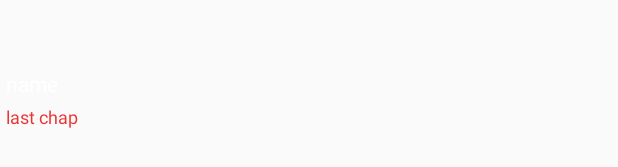
After one commit to dvphuit/Manga, an Android app: the layout manga_item.xml on its own in the app's theme, with its tools: preview values and no code run, on a phone screen of 412 x 824 dp. The commit adds this screen. Shown: the part 751-918 px from the top of the screen. Run offline under Robolectric (Android 15) with nearby library versions, the phone set to English and light mode, and no system bars.

Commit message:
add view

```diff
--- a/app/src/main/AndroidManifest.xml
+++ b/app/src/main/AndroidManifest.xml
@@ -3,6 +3,7 @@
     package="dvp.manga">
 
     <uses-permission android:name="android.permission.ACCESS_NETWORK_STATE" />
+
     <application
         android:allowBackup="true"
         android:icon="@mipmap/ic_launcher"
@@ -10,6 +11,7 @@
         android:roundIcon="@mipmap/ic_launcher_round"
         android:supportsRtl="true"
         android:theme="@style/AppTheme">
+        <activity android:name=".ui.home.MainActivity"></activity>
         <activity android:name=".MainActivity">
             <intent-filter>
                 <action android:name="android.intent.action.MAIN" />
--- a/app/src/main/java/dvp/manga/data/model/Manga.kt
+++ b/app/src/main/java/dvp/manga/data/model/Manga.kt
@@ -12,7 +12,8 @@ data class Manga(
     var name: String? = null,
     var cover: String? = null,
     var href: String? = null,
-    var genres: String? = null
+    var genres: String? = null,
+    var last_chap: String? = null
 ){
     @PrimaryKey(autoGenerate = true)  val id: Int = 0
 
--- /dev/null
+++ b/app/src/main/java/dvp/manga/ui/custom/RatioImageView.kt
@@ -0,0 +1,21 @@
+package dvp.manga.ui.custom
+
+import android.content.Context
+import android.util.AttributeSet
+import androidx.appcompat.widget.AppCompatImageView
+
+class RatioImageView : AppCompatImageView {
+    constructor(context: Context) : super(context)
+
+    constructor(context: Context, attrs: AttributeSet) : super(context, attrs)
+
+    constructor(context: Context, attrs: AttributeSet, defStyleAttr: Int) : super(context, attrs, defStyleAttr)
+
+    override fun onMeasure(widthMeasureSpec: Int, heightMeasureSpec: Int) {
+        val fourThreeHeight = MeasureSpec.makeMeasureSpec(
+            MeasureSpec.getSize(widthMeasureSpec) * 4 / 3,
+            MeasureSpec.EXACTLY)
+        super.onMeasure(widthMeasureSpec, fourThreeHeight)
+    }
+
+}
--- /dev/null
+++ b/app/src/main/res/animator/press_hover.xml
@@ -0,0 +1,19 @@
+<?xml version="1.0" encoding="utf-8"?>
+<selector xmlns:android="http://schemas.android.com/apk/res/android">
+    <item
+        android:state_enabled="true"
+        android:state_pressed="true">
+        <objectAnimator
+            android:duration="@android:integer/config_shortAnimTime"
+            android:interpolator="@android:interpolator/bounce"
+            android:propertyName="translationZ"
+            android:valueTo="6dp" />
+    </item>
+    <item>
+        <objectAnimator
+            android:duration="@android:integer/config_shortAnimTime"
+            android:interpolator="@android:interpolator/bounce"
+            android:propertyName="translationZ"
+            android:valueTo="0dp" />
+    </item>
+</selector>
--- /dev/null
+++ b/app/src/main/res/layout/manga_item.xml
@@ -0,0 +1,42 @@
+<RelativeLayout xmlns:android="http://schemas.android.com/apk/res/android"
+    android:layout_width="match_parent"
+    android:layout_height="wrap_content"
+    android:stateListAnimator="@animator/press_hover"
+    android:foreground="?android:selectableItemBackgroundBorderless"
+    android:padding="4dp">
+
+    <dvp.manga.ui.custom.RatioImageView
+        android:id="@+id/imgCover"
+        android:layout_width="match_parent"
+        android:layout_height="match_parent"
+        android:scaleType="centerCrop"
+        android:transitionName="cover" />
+
+    <TextView
+        android:id="@+id/tvName"
+        android:layout_width="match_parent"
+        android:layout_height="wrap_content"
+        android:layout_below="@id/imgCover"
+        android:layout_gravity="bottom"
+        android:layout_marginTop="4dp"
+        android:ellipsize="end"
+        android:maxLines="2"
+        android:text="name"
+        android:textColor="#fff"
+        android:textSize="14sp" />
+
+    <TextView
+        android:id="@+id/tvLastChap"
+        android:layout_width="match_parent"
+        android:layout_height="wrap_content"
+        android:layout_below="@id/tvName"
+        android:layout_gravity="bottom"
+        android:layout_marginBottom="4dp"
+        android:layout_marginTop="4dp"
+        android:ellipsize="end"
+        android:lines="1"
+        android:text="last chap"
+        android:textColor="#ED3333"
+        android:textSize="12sp" />
+
+</RelativeLayout>
```
Also changed, not shown: app/src/main/java/dvp/manga/MainActivity.kt (+8 -1 lines), app/src/main/java/dvp/manga/data/repository/MangaRepository.kt (added, +16 -0 lines), app/src/main/java/dvp/manga/ui/home/HomeFragment.kt (added, +52 -0 lines), app/src/main/java/dvp/manga/ui/home/HomeViewModel.kt (added, +16 -0 lines), app/src/main/java/dvp/manga/ui/home/MangaAdapter.kt (added, +40 -0 lines), app/src/main/res/layout/activity_main.xml (+3 -14 lines), app/src/main/res/layout/home_fragment.xml (added, +14 -0 lines).
